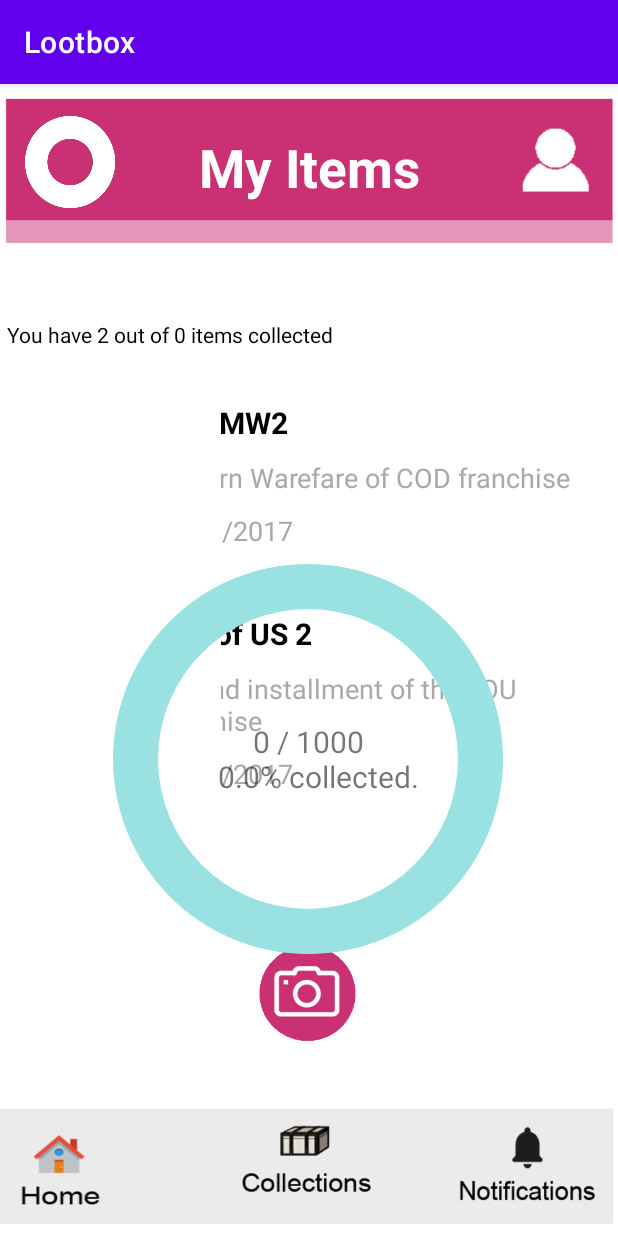
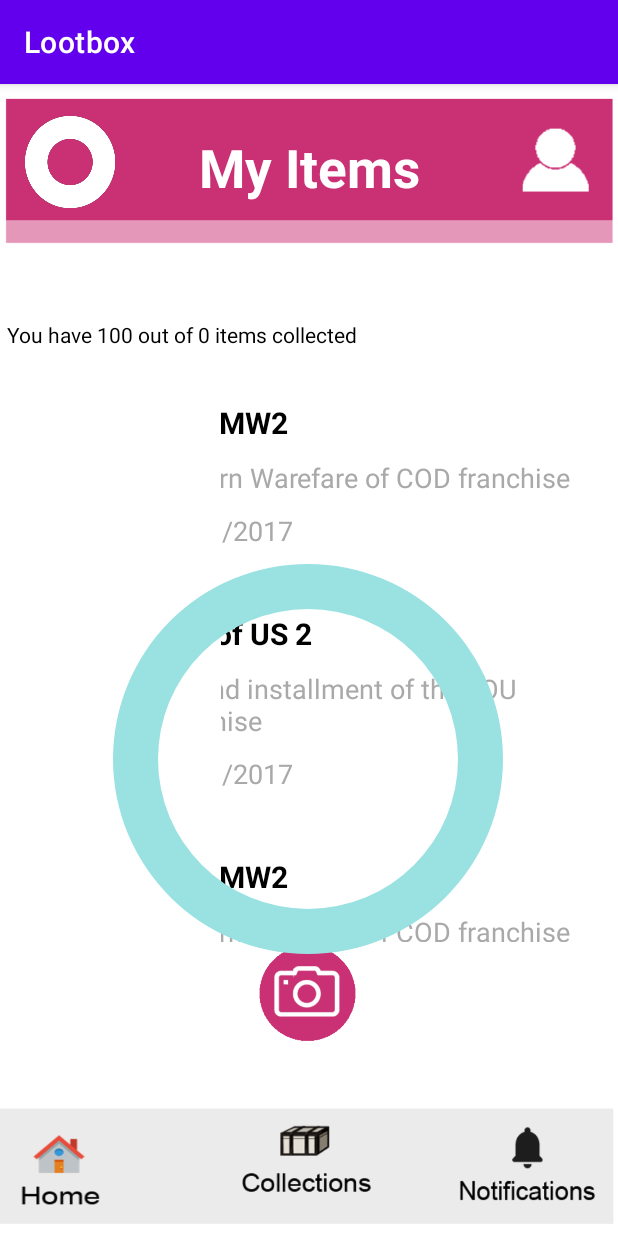
Before and after one commit to sibrinaVDW/Lootbox, an Android app: the ItemListActivity screen opened directly, with no data from a screen before it, on a phone screen of 412 x 824 dp. Run offline under Robolectric (Android 15) with nearby library versions, the phone set to English and light mode, and no system bars.

Commit message:
Smol changes

```diff
--- a/app/src/main/java/com/example/lootbox/ItemListActivity.kt
+++ b/app/src/main/java/com/example/lootbox/ItemListActivity.kt
@@ -44,19 +44,18 @@ class ItemListActivity : AppCompatActivity() {
     override fun onCreate(savedInstanceState: Bundle?) {
         super.onCreate(savedInstanceState)
         setContentView(R.layout.activity_item_list)
-        addToList("COD MW2","Modern Warefare of COD franchise",R.drawable.launcher_icon,"24/08/2017")
-        addToList("Last of US 2","Second installment of the LOU franchise",R.drawable.launcher_icon,"24/08/2017")
+
+        for (i in 1..50) {
+            addToList("COD MW2","Modern Warefare of COD franchise",R.drawable.launcher_icon,"24/08/2017")
+            addToList("Last of US 2","Second installment of the LOU franchise",R.drawable.launcher_icon,"24/08/2017")
+        }
+
 
         donutPanel = findViewById(R.id.imgDonutBack)
         donutBack  = findViewById(R.id.background_donut)
         donutProg  = findViewById(R.id.donut_progressbar)
         progText  = findViewById(R.id.txtCatSize)
 
-        /*donutPanel!!.visibility = View.GONE
-        donutBack!!.visibility = View.GONE
-        donutProg!!.visibility = View.GONE
-        progText!!.visibility = View.GONE*/
-        DisplayChart()
         donutOpen = true;
 
         val intent = intent
```
Also changed, not shown: app/src/main/java/com/example/lootbox/NewUserAccount.kt (+16 -0 lines).
